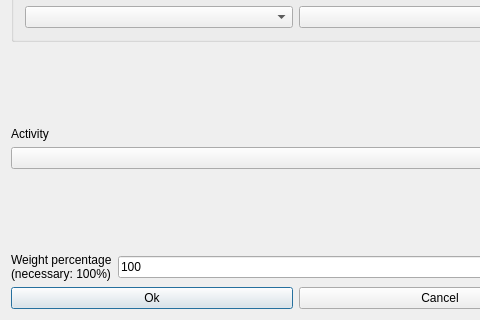
vonmecheln/fet, file fet/src/interface/modifyconstraintactivityendsteachersdayform_template.ui: the form before one commit; both pictures show x 0 to 480 and y 104 to 424 of the 592 by 424 pixel window.
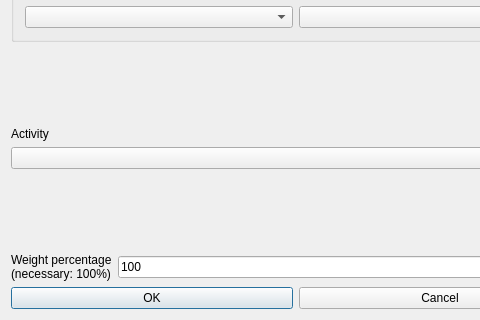
The form after the commit.

Diff of the .ui file:
```diff
--- a/fet/src/interface/modifyconstraintactivityendsteachersdayform_template.ui
+++ b/fet/src/interface/modifyconstraintactivityendsteachersdayform_template.ui
@@ -173,7 +173,7 @@
      <item>
       <widget class="QPushButton" name="okPushButton">
        <property name="text">
-        <string>Ok</string>
+        <string>OK</string>
        </property>
       </widget>
      </item>
```
